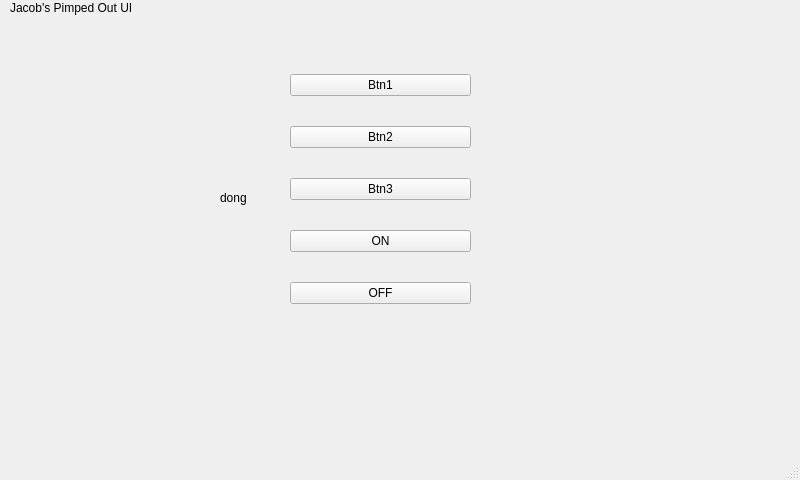
The window that form.ui (jkeller52/pigui) describes before a commit, drawn with Qt 5.
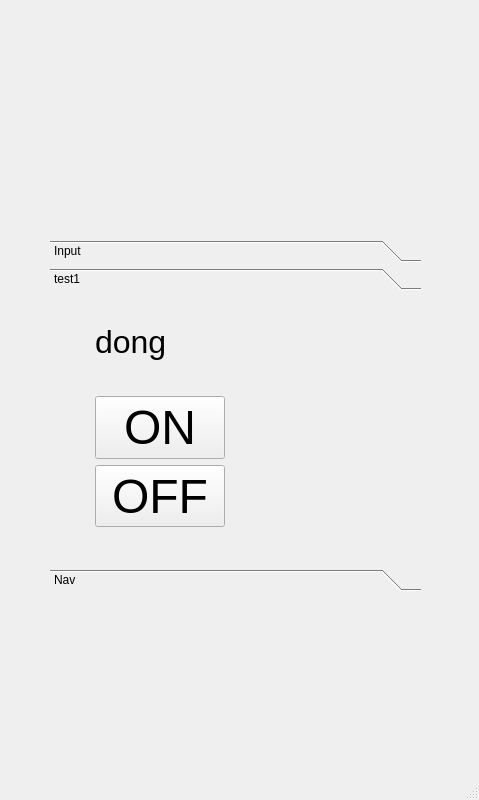
The same window after the commit. The open tabs and pages were chosen to show the change.

```diff
--- a/form.ui
+++ b/form.ui
@@ -6,86 +6,170 @@
    <rect>
     <x>0</x>
     <y>0</y>
-    <width>800</width>
-    <height>480</height>
+    <width>479</width>
+    <height>800</height>
    </rect>
   </property>
+  <property name="maximumSize">
+   <size>
+    <width>480</width>
+    <height>800</height>
+   </size>
+  </property>
   <property name="windowTitle">
    <string>MainWindow</string>
   </property>
   <widget class="QWidget" name="centralwidget">
-   <widget class="QWidget" name="gridLayoutWidget">
+   <widget class="QToolBox" name="toolBox">
     <property name="geometry">
      <rect>
-      <x>290</x>
-      <y>50</y>
-      <width>181</width>
-      <height>281</height>
+      <x>50</x>
+      <y>240</y>
+      <width>371</width>
+      <height>351</height>
      </rect>
     </property>
-    <layout class="QGridLayout" name="gridLayout_2">
-     <item row="4" column="0">
-      <widget class="QPushButton" name="btnOff">
-       <property name="text">
-        <string>OFF</string>
-       </property>
-      </widget>
-     </item>
-     <item row="3" column="0">
-      <widget class="QPushButton" name="btnOn">
-       <property name="text">
-        <string>ON</string>
-       </property>
-      </widget>
-     </item>
-     <item row="2" column="0">
-      <widget class="QPushButton" name="btn3">
-       <property name="text">
-        <string>Btn3</string>
-       </property>
-      </widget>
-     </item>
-     <item row="1" column="0">
-      <widget class="QPushButton" name="btn2">
-       <property name="text">
-        <string>Btn2</string>
-       </property>
-      </widget>
-     </item>
-     <item row="0" column="0">
-      <widget class="QPushButton" name="btn1">
-       <property name="text">
-        <string>Btn1</string>
-       </property>
-      </widget>
-     </item>
-    </layout>
-   </widget>
-   <widget class="QLabel" name="label">
-    <property name="geometry">
-     <rect>
-      <x>220</x>
-      <y>190</y>
-      <width>60</width>
-      <height>16</height>
-     </rect>
+    <property name="autoFillBackground">
+     <bool>true</bool>
     </property>
-    <property name="text">
-     <string>dong</string>
+    <property name="currentIndex">
+     <number>0</number>
     </property>
-   </widget>
-   <widget class="QLabel" name="label_2">
-    <property name="geometry">
-     <rect>
-      <x>10</x>
-      <y>0</y>
-      <width>141</width>
-      <height>16</height>
-     </rect>
-    </property>
-    <property name="text">
-     <string>Jacob's Pimped Out UI</string>
-    </property>
+    <widget class="QWidget" name="Inputs">
+     <property name="geometry">
+      <rect>
+       <x>0</x>
+       <y>0</y>
+       <width>371</width>
+       <height>249</height>
+      </rect>
+     </property>
+     <attribute name="label">
+      <string>Input</string>
+     </attribute>
+     <widget class="QWidget" name="gridLayoutWidget_2">
+      <property name="geometry">
+       <rect>
+        <x>20</x>
+        <y>10</y>
+        <width>181</width>
+        <height>175</height>
+       </rect>
+      </property>
+      <layout class="QGridLayout" name="gridLayout_3">
+       <item row="1" column="0">
+        <widget class="QPushButton" name="btn2">
+         <property name="font">
+          <font>
+           <family>Arial</family>
+           <pointsize>36</pointsize>
+          </font>
+         </property>
+         <property name="text">
+          <string>Btn2</string>
+         </property>
+        </widget>
+       </item>
+       <item row="0" column="0">
+        <widget class="QPushButton" name="btn1">
+         <property name="font">
+          <font>
+           <family>Arial</family>
+           <pointsize>36</pointsize>
+          </font>
+         </property>
+         <property name="text">
+          <string>Btn1</string>
+         </property>
+        </widget>
+       </item>
+       <item row="2" column="0">
+        <widget class="QPushButton" name="btn3">
+         <property name="font">
+          <font>
+           <family>Arial</family>
+           <pointsize>36</pointsize>
+          </font>
+         </property>
+         <property name="text">
+          <string>Btn3</string>
+         </property>
+        </widget>
+       </item>
+      </layout>
+     </widget>
+    </widget>
+    <widget class="QWidget" name="Stocks">
+     <property name="geometry">
+      <rect>
+       <x>0</x>
+       <y>0</y>
+       <width>371</width>
+       <height>249</height>
+      </rect>
+     </property>
+     <attribute name="label">
+      <string>test1</string>
+     </attribute>
+     <widget class="QWidget" name="gridLayoutWidget_3">
+      <property name="geometry">
+       <rect>
+        <x>10</x>
+        <y>0</y>
+        <width>201</width>
+        <height>231</height>
+       </rect>
+      </property>
+      <layout class="QGridLayout" name="gridLayout_5">
+       <item row="4" column="0">
+        <widget class="QToolButton" name="btnOff">
+         <property name="font">
+          <font>
+           <family>Arial</family>
+           <pointsize>36</pointsize>
+          </font>
+         </property>
+         <property name="text">
+          <string>OFF</string>
+         </property>
+        </widget>
+       </item>
+       <item row="3" column="0">
+        <widget class="QPushButton" name="btnOn">
+         <property name="font">
+          <font>
+           <family>Arial</family>
+           <pointsize>36</pointsize>
+          </font>
+         </property>
+         <property name="text">
+          <string>ON</string>
+         </property>
+        </widget>
+       </item>
+       <item row="2" column="0">
+        <widget class="QLabel" name="label">
+         <property name="font">
+          <font>
+           <pointsize>24</pointsize>
+          </font>
+         </property>
+         <property name="text">
+          <string>dong</string>
+         </property>
+         <property name="textFormat">
+          <enum>Qt::RichText</enum>
+         </property>
+        </widget>
+       </item>
+      </layout>
+     </widget>
+    </widget>
+    <widget class="QWidget" name="nav">
+     <attribute name="label">
+      <string>Nav</string>
+     </attribute>
+    </widget>
    </widget>
   </widget>
   <widget class="QMenuBar" name="menubar">
```
Left out of the diff: 4 changed lines with no effect on the pictures.
